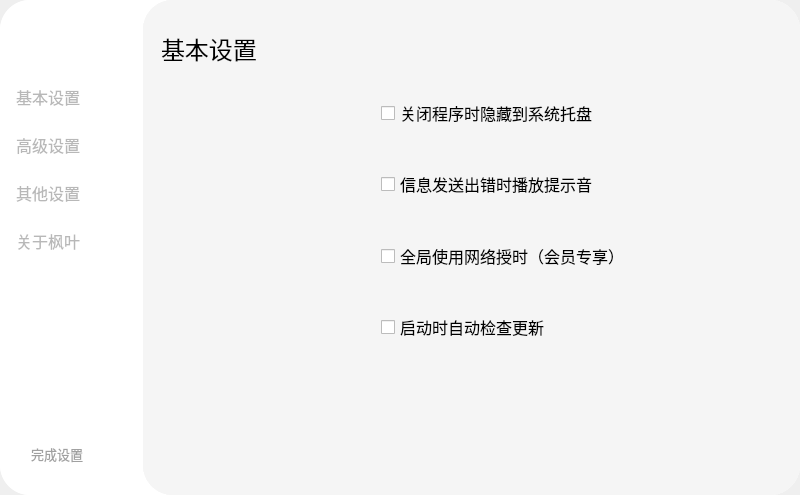
Qt form Ui_SettingWindow.ui (YangShengzhou03/LeafAuto) before a commit.
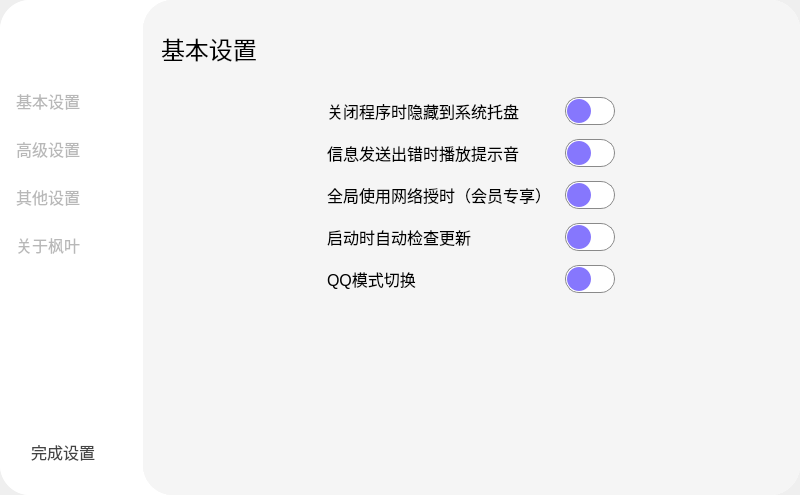
The same form after that commit. Icons and pictures are not drawn.

```diff
--- a/Ui_SettingWindow.ui
+++ b/Ui_SettingWindow.ui
@@ -114,13 +114,13 @@
                <property name="minimumSize">
                 <size>
                  <width>0</width>
-                 <height>32</height>
+                 <height>36</height>
                 </size>
                </property>
                <property name="maximumSize">
                 <size>
                  <width>16777215</width>
-                 <height>32</height>
+                 <height>36</height>
                 </size>
                </property>
                <property name="styleSheet">
@@ -263,12 +263,12 @@
               <widget class="QPushButton" name="pushButton_exit_setting">
                <property name="font">
                 <font>
-                 <pointsize>10</pointsize>
+                 <pointsize>12</pointsize>
                 </font>
                </property>
                <property name="styleSheet">
                 <string notr="true">QPushButton {
-color: rgb(160, 160, 160);
+color: rgb(68, 68, 68);
 border:none;
 text-align:left;
 padding:10px;
@@ -385,7 +385,7 @@
                 <property name="frameShadow">
                  <enum>QFrame::Raised</enum>
                 </property>
-                <layout class="QVBoxLayout" name="verticalLayout_3" stretch="1,2,1,2,1,2,1,2,5">
+                <layout class="QVBoxLayout" name="verticalLayout_3" stretch="0,1,1,1,1,1,0">
                  <property name="spacing">
                   <number>12</number>
                  </property>
@@ -399,7 +399,7 @@
                   <number>18</number>
                  </property>
                  <property name="bottomMargin">
-                  <number>24</number>
+                  <number>0</number>
                  </property>
                  <item>
                   <widget class="QLabel" name="label_setting_1">
@@ -427,67 +427,130 @@
                   </widget>
                  </item>
                  <item>
-                  <layout class="QHBoxLayout" name="horizontalLayout_24" stretch="3">
+                  <layout class="QHBoxLayout" name="horizontalLayout_24" stretch="0,0">
                    <property name="spacing">
-                    <number>8</number>
+                    <number>12</number>
                    </property>
                    <property name="sizeConstraint">
                     <enum>QLayout::SetDefaultConstraint</enum>
                    </property>
                    <property name="leftMargin">
-                    <number>220</number>
+                    <number>166</number>
+                   </property>
+                   <property name="rightMargin">
+                    <number>166</number>
                    </property>
                    <item>
-                    <widget class="QCheckBox" name="checkBox_close_option">
-                     <property name="minimumSize">
+                    <widget class="QLabel" name="label_2">
+                     <property name="maximumSize">
                       <size>
-                       <width>0</width>
-                       <height>34</height>
+                       <width>16777215</width>
+                       <height>16777215</height>
                       </size>
                      </property>
                      <property name="font">
                       <font>
+                       <family>Microsoft YaHei UI</family>
                        <pointsize>12</pointsize>
                       </font>
                      </property>
+                     <property name="styleSheet">
+                      <string notr="true">QLabel {
+    color: rgb(0, 0, 0);
+}</string>
+                     </property>
                      <property name="text">
                       <string>关闭程序时隐藏到系统托盘</string>
                      </property>
+                    </widget>
+                   </item>
+                   <item>
+                    <widget class="QCheckBox" name="checkBox_close_option">
+                     <property name="minimumSize">
+                      <size>
+                       <width>52</width>
+                       <height>30</height>
+                      </size>
+                     </property>
+                     <property name="maximumSize">
+                      <size>
+                       <width>52</width>
+                       <height>30</height>
+                      </size>
+                     </property>
+                     <property name="font">
+                      <font>
+                       <pointsize>12</pointsize>
+                      </font>
+                     </property>
+                     <property name="styleSheet">
+                      <string notr="true">QCheckBox {
+    width: 18px;
+    height: 14px;
+    margin: 1px;
+    border-radius: 14px;
+    padding: 0;
+    border: 1px solid #8a8a8a;
+}
+
+QCheckBox::indicator {
+    width: 24px;
+    height: 24px;
+    border-radius: 12px;
+    box-shadow: 0px 2px 5px 0px rgba(0, 0, 0, 0.3);
+    position: absolute;
+    top: 1px;
+}
+
+QCheckBox:unchecked {
+    background-color: white;
+}
+
+QCheckBox:checked {
+    background-color: qradialgradient(cx:0.5, cy:0.5, radius:1, fx:0.5, fy:0.5, stop:0.66 rgba(134, 119, 253, 255), stop:1 rgba(119, 111, 252, 255));
+}
+
+QCheckBox::indicator:unchecked {
+    background: qradialgradient(cx:0.5, cy:0.5, radius:1, fx:0.5, fy:0.5, stop:0.66 rgba(134, 119, 253, 255), stop:1 rgba(119, 111, 252, 255));
+    left: 1px;
+}
+
+QCheckBox::indicator:checked {
+    background-color: white;
+    left: 24px;
+}</string>
+                     </property>
+                     <property name="text">
+                      <string/>
+                     </property>
                      <property name="icon">
                       <iconset>
                        <normaloff>:/buttom/img/buttom/F0_f-zero-key.svg</normaloff>:/buttom/img/buttom/F0_f-zero-key.svg</iconset>
                      </property>
+                     <property name="checked">
+                      <bool>false</bool>
+                     </property>
                     </widget>
                    </item>
                   </layout>
                  </item>
                  <item>
-                  <spacer name="verticalSpacer">
-                   <property name="orientation">
-                    <enum>Qt::Vertical</enum>
-                   </property>
-                   <property name="sizeHint" stdset="0">
-                    <size>
-                     <width>20</width>
-                     <height>40</height>
-                    </size>
-                   </property>
-                  </spacer>
-                 </item>
-                 <item>
-                  <layout class="QHBoxLayout" name="horizontalLayout_23" stretch="1,1,1">
+                  <layout class="QHBoxLayout" name="horizontalLayout_23" stretch="0,0,0">
                    <property name="spacing">
-                    <number>8</number>
+                    <number>12</number>
                    </property>
                    <property name="leftMargin">
-                    <number>220</number>
+                    <number>166</number>
+                   </property>
+                   <property name="rightMargin">
+                    <number>124</number>
                    </property>
                    <item>
-                    <widget class="QCheckBox" name="checkBox_sound">
-                     <property name="minimumSize">
+                    <widget class="QLabel" name="label_3">
+                     <property name="maximumSize">
                       <size>
-                       <width>0</width>
-                       <height>34</height>
+                       <width>16777215</width>
+                       <height>16777215</height>
                       </size>
                      </property>
                      <property name="font">
@@ -495,9 +558,75 @@
                        <pointsize>12</pointsize>
                       </font>
                      </property>
+                     <property name="styleSheet">
+                      <string notr="true">QLabel {
+    color: rgb(0, 0, 0);
+}</string>
+                     </property>
                      <property name="text">
                       <string>信息发送出错时播放提示音</string>
                      </property>
+                    </widget>
+                   </item>
+                   <item>
+                    <widget class="QCheckBox" name="checkBox_sound">
+                     <property name="minimumSize">
+                      <size>
+                       <width>52</width>
+                       <height>30</height>
+                      </size>
+                     </property>
+                     <property name="maximumSize">
+                      <size>
+                       <width>52</width>
+                       <height>30</height>
+                      </size>
+                     </property>
+                     <property name="font">
+                      <font>
+                       <pointsize>12</pointsize>
+                      </font>
+                     </property>
+                     <property name="styleSheet">
+                      <string notr="true">QCheckBox {
+    width: 18px;
+    height: 14px;
+    margin: 1px;
+    border-radius: 14px;
+    padding: 0;
+    border: 1px solid #8a8a8a;
+}
+
+QCheckBox::indicator {
+    width: 24px;
+    height: 24px;
+    border-radius: 12px;
+    box-shadow: 0px 2px 5px 0px rgba(0, 0, 0, 0.3);
+    position: absolute;
+    top: 1px;
+}
+
+QCheckBox:unchecked {
+    background-color: white;
+}
+
+QCheckBox:checked {
+    background-color: qradialgradient(cx:0.5, cy:0.5, radius:1, fx:0.5, fy:0.5, stop:0.66 rgba(134, 119, 253, 255), stop:1 rgba(119, 111, 252, 255));
+}
+
+QCheckBox::indicator:unchecked {
+    background: qradialgradient(cx:0.5, cy:0.5, radius:1, fx:0.5, fy:0.5, stop:0.66 rgba(134, 119, 253, 255), stop:1 rgba(119, 111, 252, 255));
+    left: 1px;
+}
+
+QCheckBox::indicator:checked {
+    background-color: white;
+    left: 24px;
+}</string>
+                     </property>
+                     <property name="text">
+                      <string/>
+                     </property>
                      <property name="icon">
                       <iconset>
                        <normaloff>:/buttom/img/buttom/F1_f-one-key.svg</normaloff>:/buttom/img/buttom/F1_f-one-key.svg</iconset>
@@ -549,48 +678,25 @@
                      </property>
                     </widget>
                    </item>
-                   <item>
-                    <spacer name="horizontalSpacer_5">
-                     <property name="orientation">
-                      <enum>Qt::Horizontal</enum>
-                     </property>
-                     <property name="sizeHint" stdset="0">
-                      <size>
-                       <width>40</width>
-                       <height>20</height>
-                      </size>
-                     </property>
-                    </spacer>
-                   </item>
                   </layout>
                  </item>
                  <item>
-                  <spacer name="verticalSpacer_2">
-                   <property name="orientation">
-                    <enum>Qt::Vertical</enum>
-                   </property>
-                   <property name="sizeHint" stdset="0">
-                    <size>
-                     <width>20</width>
-                     <height>40</height>
-                    </size>
-                   </property>
-                  </spacer>
-                 </item>
-                 <item>
-                  <layout class="QHBoxLayout" name="horizontalLayout_6" stretch="3">
+                  <layout class="QHBoxLayout" name="horizontalLayout_6" stretch="0,0">
                    <property name="spacing">
-                    <number>8</number>
+                    <number>12</number>
                    </property>
                    <property name="leftMargin">
-                    <number>220</number>
+                    <number>166</number>
+                   </property>
+                   <property name="rightMargin">
+                    <number>166</number>
                    </property>
                    <item>
-                    <widget class="QCheckBox" name="checkBox_net_time">
-                     <property name="minimumSize">
+                    <widget class="QLabel" name="label_5">
+                     <property name="maximumSize">
                       <size>
-                       <width>0</width>
-                       <height>34</height>
+                       <width>16777215</width>
+                       <height>16777215</height>
                       </size>
                      </property>
                      <property name="font">
@@ -598,9 +704,75 @@
                        <pointsize>12</pointsize>
                       </font>
                      </property>
+                     <property name="styleSheet">
+                      <string notr="true">QLabel {
+    color: rgb(0, 0, 0);
+}</string>
+                     </property>
                      <property name="text">
                       <string>全局使用网络授时（会员专享）</string>
                      </property>
+                    </widget>
+                   </item>
+                   <item>
+                    <widget class="QCheckBox" name="checkBox_net_time">
+                     <property name="minimumSize">
+                      <size>
+                       <width>52</width>
+                       <height>30</height>
+                      </size>
+                     </property>
+                     <property name="maximumSize">
+                      <size>
+                       <width>52</width>
+                       <height>30</height>
+                      </size>
+                     </property>
+                     <property name="font">
+                      <font>
+                       <pointsize>12</pointsize>
+                      </font>
+                     </property>
+                     <property name="styleSheet">
+                      <string notr="true">QCheckBox {
+    width: 18px;
+    height: 14px;
+    margin: 1px;
+    border-radius: 14px;
+    padding: 0;
+    border: 1px solid #8a8a8a;
+}
+
+QCheckBox::indicator {
+    width: 24px;
+    height: 24px;
+    border-radius: 12px;
+    box-shadow: 0px 2px 5px 0px rgba(0, 0, 0, 0.3);
+    position: absolute;
+    top: 1px;
+}
+
+QCheckBox:unchecked {
+    background-color: white;
+}
+
+QCheckBox:checked {
+    background-color: qradialgradient(cx:0.5, cy:0.5, radius:1, fx:0.5, fy:0.5, stop:0.66 rgba(134, 119, 253, 255), stop:1 rgba(119, 111, 252, 255));
+}
+
+QCheckBox::indicator:unchecked {
+    background: qradialgradient(cx:0.5, cy:0.5, radius:1, fx:0.5, fy:0.5, stop:0.66 rgba(134, 119, 253, 255), stop:1 rgba(119, 111, 252, 255));
+    left: 1px;
+}
+
+QCheckBox::indicator:checked {
+    background-color: white;
+    left: 24px;
+}</string>
+                     </property>
+                     <property name="text">
+                      <string/>
+                     </property>
                      <property name="icon">
                       <iconset>
                        <normaloff>:/buttom/img/buttom/F2_f-two-key.svg</normaloff>:/buttom/img/buttom/F2_f-two-key.svg</iconset>
@@ -610,32 +782,22 @@
                   </layout>
                  </item>
                  <item>
-                  <spacer name="verticalSpacer_3">
-                   <property name="orientation">
-                    <enum>Qt::Vertical</enum>
-                   </property>
-                   <property name="sizeHint" stdset="0">
-                    <size>
-                     <width>20</width>
-                     <height>40</height>
-                    </size>
-                   </property>
-                  </spacer>
-                 </item>
-                 <item>
-                  <layout class="QHBoxLayout" name="horizontalLayout_5" stretch="3">
+                  <layout class="QHBoxLayout" name="horizontalLayout_5" stretch="0,0">
                    <property name="spacing">
-                    <number>8</number>
+                    <number>12</number>
                    </property>
                    <property name="leftMargin">
-                    <number>220</number>
+                    <number>166</number>
+                   </property>
+                   <property name="rightMargin">
+                    <number>166</number>
                    </property>
                    <item>
-                    <widget class="QCheckBox" name="checkBox_updata">
-                     <property name="minimumSize">
+                    <widget class="QLabel" name="label_6">
+                     <property name="maximumSize">
                       <size>
-                       <width>0</width>
-                       <height>34</height>
+                       <width>16777215</width>
+                       <height>16777215</height>
                       </size>
                      </property>
                      <property name="font">
@@ -643,9 +805,75 @@
                        <pointsize>12</pointsize>
                       </font>
                      </property>
+                     <property name="styleSheet">
+                      <string notr="true">QLabel {
+    color: rgb(0, 0, 0);
+}</string>
+                     </property>
                      <property name="text">
                       <string>启动时自动检查更新</string>
                      </property>
+                    </widget>
+                   </item>
+                   <item>
+                    <widget class="QCheckBox" name="checkBox_updata">
+                     <property name="minimumSize">
+                      <size>
+                       <width>52</width>
+                       <height>30</height>
+                      </size>
+                     </property>
+                     <property name="maximumSize">
+                      <size>
+                       <width>52</width>
+                       <height>30</height>
+                      </size>
+                     </property>
+                     <property name="font">
+                      <font>
+                       <pointsize>12</pointsize>
+                      </font>
+                     </property>
+                     <property name="styleSheet">
+                      <string notr="true">QCheckBox {
+    width: 18px;
+    height: 14px;
+    margin: 1px;
+    border-radius: 14px;
+    padding: 0;
+    border: 1px solid #8a8a8a;
+}
+
+QCheckBox::indicator {
+    width: 24px;
+    height: 24px;
+    border-radius: 12px;
+    box-shadow: 0px 2px 5px 0px rgba(0, 0, 0, 0.3);
+    position: absolute;
+    top: 1px;
+}
+
+QCheckBox:unchecked {
+    background-color: white;
+}
+
+QCheckBox:checked {
+    background-color: qradialgradient(cx:0.5, cy:0.5, radius:1, fx:0.5, fy:0.5, stop:0.66 rgba(134, 119, 253, 255), stop:1 rgba(119, 111, 252, 255));
+}
+
+QCheckBox::indicator:unchecked {
+    background: qradialgradient(cx:0.5, cy:0.5, radius:1, fx:0.5, fy:0.5, stop:0.66 rgba(134, 119, 253, 255), stop:1 rgba(119, 111, 252, 255));
+    left: 1px;
+}
+
+QCheckBox::indicator:checked {
+    background-color: white;
+    left: 24px;
+}</string>
+                     </property>
+                     <property name="text">
+                      <string/>
+                     </property>
                      <property name="icon">
                       <iconset>
                        <normaloff>:/buttom/img/buttom/F4_f-four-key.svg</normaloff>:/buttom/img/buttom/F4_f-four-key.svg</iconset>
@@ -655,7 +883,102 @@
                   </layout>
                  </item>
                  <item>
-                  <spacer name="verticalSpacer_4">
+                  <layout class="QHBoxLayout" name="horizontalLayout_19" stretch="0,0">
+                   <property name="spacing">
+                    <number>12</number>
+                   </property>
+                   <property name="leftMargin">
+                    <number>166</number>
+                   </property>
+                   <property name="rightMargin">
+                    <number>166</number>
+                   </property>
+                   <item>
+                    <widget class="QLabel" name="label_7">
+                     <property name="font">
+                      <font>
+                       <pointsize>12</pointsize>
+                      </font>
+                     </property>
+                     <property name="styleSheet">
+                      <string notr="true">QLabel {
+    color: rgb(0, 0, 0);
+}</string>
+                     </property>
+                     <property name="text">
+                      <string>QQ模式切换</string>
+                     </property>
+                    </widget>
+                   </item>
+                   <item>
+                    <widget class="QCheckBox" name="checkBox_QQmode">
+                     <property name="minimumSize">
+                      <size>
+                       <width>52</width>
+                       <height>30</height>
+                      </size>
+                     </property>
+                     <property name="maximumSize">
+                      <size>
+                       <width>52</width>
+                       <height>30</height>
+                      </size>
+                     </property>
+                     <property name="font">
+                      <font>
+                       <pointsize>12</pointsize>
+                      </font>
+                     </property>
+                     <property name="styleSheet">
+                      <string notr="true">QCheckBox {
+    width: 18px;
+    height: 14px;
+    margin: 1px;
+    border-radius: 14px;
+    padding: 0;
+    border: 1px solid #8a8a8a;
+}
+
+QCheckBox::indicator {
+    width: 24px;
+    height: 24px;
+    border-radius: 12px;
+    box-shadow: 0px 2px 5px 0px rgba(0, 0, 0, 0.3);
+    position: absolute;
+    top: 1px;
+}
+
+QCheckBox:unchecked {
+    background-color: white;
+}
+
+QCheckBox:checked {
+    background-color: qradialgradient(cx:0.5, cy:0.5, radius:1, fx:0.5, fy:0.5, stop:0.66 rgba(134, 119, 253, 255), stop:1 rgba(119, 111, 252, 255));
+}
+
+QCheckBox::indicator:unchecked {
+    background: qradialgradient(cx:0.5, cy:0.5, radius:1, fx:0.5, fy:0.5, stop:0.66 rgba(134, 119, 253, 255), stop:1 rgba(119, 111, 252, 255));
+    left: 1px;
+}
+
+QCheckBox::indicator:checked {
+    background-color: white;
+    left: 24px;
+}</string>
+                     </property>
+                     <property name="text">
+                      <string/>
+                     </property>
+                     <property name="icon">
+                      <iconset>
+                       <normaloff>:/buttom/img/buttom/F4_f-four-key.svg</normaloff>:/buttom/img/buttom/F4_f-four-key.svg</iconset>
+                     </property>
+                    </widget>
+                   </item>
+                  </layout>
+                 </item>
+                 <item>
+                  <spacer name="verticalSpacer_2">
                    <property name="orientation">
                     <enum>Qt::Vertical</enum>
                    </property>
```
Left out of the diff: 236 changed lines with no effect on the pictures.
